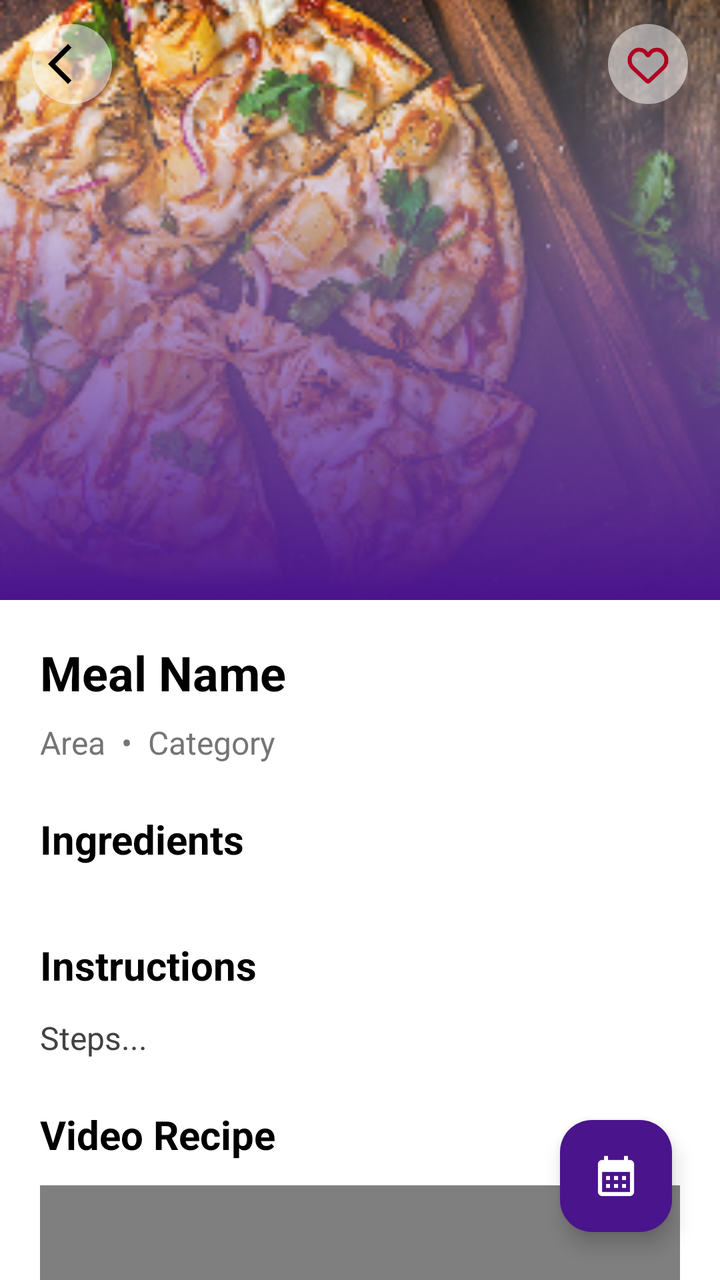
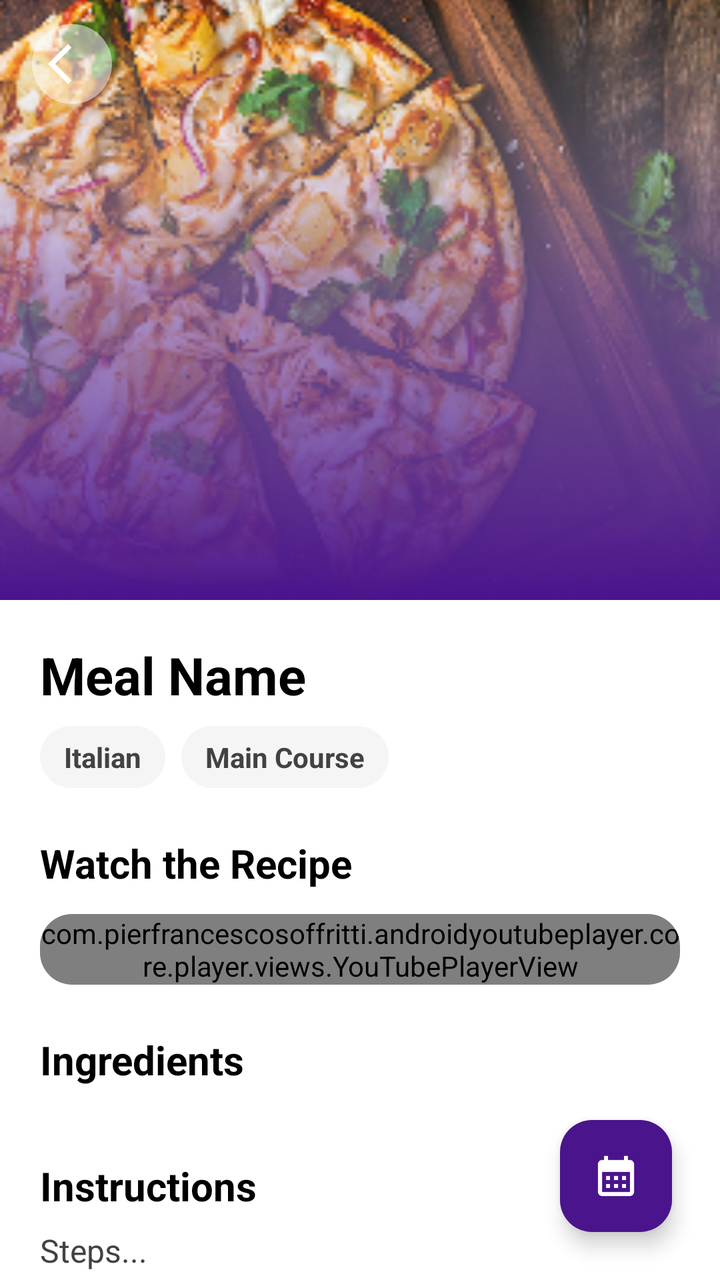

Screens rendered from an Android XML layout before and after an edit, with the pre-edit source and the edit as a unified diff.
<!-- AndroidManifest.xml: application theme Theme.FoodPlanner -->
<!-- res/layout/fragment_meal_details.xml -->
<?xml version="1.0" encoding="utf-8"?>
<androidx.coordinatorlayout.widget.CoordinatorLayout xmlns:android="http://schemas.android.com/apk/res/android"
    xmlns:app="http://schemas.android.com/apk/res-auto"
    xmlns:tools="http://schemas.android.com/tools"
    android:layout_width="match_parent"
    android:layout_height="match_parent"
    android:background="@color/white">

    <com.google.android.material.appbar.AppBarLayout
        android:id="@+id/appBar"
        android:layout_width="match_parent"
        android:layout_height="300dp"
        android:theme="@style/ThemeOverlay.AppCompat.Dark.ActionBar">

        <com.google.android.material.appbar.CollapsingToolbarLayout
            android:layout_width="match_parent"
            android:layout_height="match_parent"
            app:contentScrim="@color/purple_primary"
            app:layout_scrollFlags="scroll|exitUntilCollapsed">

            <ImageView
                android:id="@+id/detailMealImg"
                android:layout_width="match_parent"
                android:layout_height="match_parent"
                android:scaleType="centerCrop"
                android:src="@drawable/pizza_header"
                app:layout_collapseMode="parallax" />

            <androidx.appcompat.widget.Toolbar
                android:id="@+id/toolbar"
                android:layout_width="match_parent"
                android:layout_height="?attr/actionBarSize"
                android:background="@android:color/transparent"
                app:layout_collapseMode="pin">

                <androidx.constraintlayout.widget.ConstraintLayout
                    android:layout_width="match_parent"
                    android:layout_height="match_parent">

                    <ImageButton
                        android:id="@+id/btnBack"
                        android:layout_width="40dp"
                        android:layout_height="40dp"
                        android:background="@drawable/bg_circle_translucent"
                        android:contentDescription="Back"
                        android:src="@drawable/ic_arrow_back"
                        app:layout_constraintBottom_toBottomOf="parent"
                        app:layout_constraintStart_toStartOf="parent"
                        app:layout_constraintTop_toTopOf="parent"
                        app:tint="@color/black" />

                    <ImageButton
                        android:id="@+id/btnFavorite"
                        android:layout_width="40dp"
                        android:layout_height="40dp"
                        android:layout_marginEnd="16dp"
                        android:background="@drawable/bg_circle_translucent"
                        android:contentDescription="Add to Favorites"
                        android:src="@drawable/ic_favorite"
                        app:layout_constraintBottom_toBottomOf="parent"
                        app:layout_constraintEnd_toEndOf="parent"
                        app:layout_constraintTop_toTopOf="parent"
                        app:tint="@color/error_red" />

                </androidx.constraintlayout.widget.ConstraintLayout>
            </androidx.appcompat.widget.Toolbar>

        </com.google.android.material.appbar.CollapsingToolbarLayout>
    </com.google.android.material.appbar.AppBarLayout>

    <androidx.core.widget.NestedScrollView
        android:layout_width="match_parent"
        android:layout_height="match_parent"
        app:layout_behavior="@string/appbar_scrolling_view_behavior">

        <androidx.constraintlayout.widget.ConstraintLayout
            android:layout_width="match_parent"
            android:layout_height="wrap_content"
            android:padding="20dp"
            tools:ignore="WebViewLayout">

            <TextView
                android:id="@+id/tvMealTitle"
                android:layout_width="0dp"
                android:layout_height="wrap_content"
                android:text="Meal Name"
                android:textColor="@color/black"
                android:textSize="24sp"
                android:textStyle="bold"
                app:layout_constraintEnd_toEndOf="parent"
                app:layout_constraintStart_toStartOf="parent"
                app:layout_constraintTop_toTopOf="parent" />

            <TextView
                android:id="@+id/tvMealArea"
                android:layout_width="wrap_content"
                android:layout_height="wrap_content"
                android:layout_marginTop="8dp"
                android:text="Area  •  Category"
                android:textColor="#757575"
                android:textSize="16sp"
                app:layout_constraintStart_toStartOf="parent"
                app:layout_constraintTop_toBottomOf="@id/tvMealTitle" />

            <TextView
                android:id="@+id/lblIngredients"
                android:layout_width="wrap_content"
                android:layout_height="wrap_content"
                android:layout_marginTop="24dp"
                android:text="Ingredients"
                android:textColor="@color/black"
                android:textSize="20sp"
                android:textStyle="bold"
                app:layout_constraintStart_toStartOf="parent"
                app:layout_constraintTop_toBottomOf="@id/tvMealArea" />

            <androidx.recyclerview.widget.RecyclerView
                android:id="@+id/rvIngredients"
                android:layout_width="match_parent"
                android:layout_height="wrap_content"
                android:layout_marginTop="12dp"
                android:orientation="horizontal"
                app:layoutManager="androidx.recyclerview.widget.LinearLayoutManager"
                app:layout_constraintEnd_toEndOf="parent"
                app:layout_constraintStart_toStartOf="parent"
                app:layout_constraintTop_toBottomOf="@id/lblIngredients" />

            <TextView
                android:id="@+id/lblInstructions"
                android:layout_width="wrap_content"
                android:layout_height="wrap_content"
                android:layout_marginTop="24dp"
                android:text="Instructions"
                android:textColor="@color/black"
                android:textSize="20sp"
                android:textStyle="bold"
                app:layout_constraintStart_toStartOf="parent"
                app:layout_constraintTop_toBottomOf="@id/rvIngredients" />

            <TextView
                android:id="@+id/tvInstructions"
                android:layout_width="match_parent"
                android:layout_height="wrap_content"
                android:layout_marginTop="12dp"
                android:text="Steps..."
                android:textColor="#424242"
                android:textSize="16sp"
                app:layout_constraintEnd_toEndOf="parent"
                app:layout_constraintStart_toStartOf="parent"
                app:layout_constraintTop_toBottomOf="@id/lblInstructions" />

            <TextView
                android:id="@+id/lblVideo"
                android:layout_width="wrap_content"
                android:layout_height="wrap_content"
                android:layout_marginTop="24dp"
                android:text="Video Recipe"
                android:textColor="@color/black"
                android:textSize="20sp"
                android:textStyle="bold"
                app:layout_constraintTop_toBottomOf="@id/tvInstructions"
                app:layout_constraintStart_toStartOf="parent" />

            <WebView
                android:id="@+id/webViewVideo"
                android:layout_width="match_parent"
                android:layout_height="200dp"
                android:layout_marginTop="12dp"
                android:layout_marginBottom="80dp"
                android:background="@color/black"
                app:layout_constraintTop_toBottomOf="@id/lblVideo"
                app:layout_constraintStart_toStartOf="parent"
                app:layout_constraintEnd_toEndOf="parent"
                app:layout_constraintBottom_toBottomOf="parent"/>

        </androidx.constraintlayout.widget.ConstraintLayout>
    </androidx.core.widget.NestedScrollView>

    <com.google.android.material.floatingactionbutton.FloatingActionButton
        android:id="@+id/fabPlan"
        android:layout_width="wrap_content"
        android:layout_height="wrap_content"
        android:layout_gravity="bottom|end"
        android:layout_margin="24dp"
        android:contentDescription="Add to Plan"
        android:src="@drawable/ic_calendar"
        app:backgroundTint="@color/purple_primary"
        app:tint="@color/white" />

</androidx.coordinatorlayout.widget.CoordinatorLayout>
<!-- resources referenced by this layout -->
<resources>
  <color name="black">#000000</color>
  <color name="error_red">#B00020</color>
  <color name="purple_primary">#4A148C</color>
  <color name="white">#FFFFFF</color>
  <!-- drawable bg_circle_translucent (drawable) -->
  <?xml version="1.0" encoding="utf-8"?>
  <shape xmlns:android="http://schemas.android.com/apk/res/android"
      android:shape="oval">
      <solid android:color="#80FFFFFF" />
  </shape>
  <!-- drawable ic_arrow_back (drawable) -->
  <vector xmlns:android="http://schemas.android.com/apk/res/android" android:autoMirrored="true" android:height="24dp" android:tint="#000000" android:viewportHeight="960" android:viewportWidth="960" android:width="24dp">
        
      <path android:fillColor="@android:color/white" android:pathData="M400,880L0,480L400,80L471,151L142,480L471,809L400,880Z"/>
      
  </vector>
  <!-- drawable ic_calendar (drawable) -->
  <vector xmlns:android="http://schemas.android.com/apk/res/android" android:height="24dp" android:tint="#000000" android:viewportHeight="24" android:viewportWidth="24" android:width="24dp">
        
      <path android:fillColor="@android:color/white" android:pathData="M19,4h-1V2h-2v2H8V2H6v2H5C3.89,4 3.01,4.9 3.01,6L3,20c0,1.1 0.89,2 2,2h14c1.1,0 2,-0.9 2,-2V6C21,4.9 20.1,4 19,4zM19,20H5V10h14V20zM9,14H7v-2h2V14zM13,14h-2v-2h2V14zM17,14h-2v-2h2V14zM9,18H7v-2h2V18zM13,18h-2v-2h2V18zM17,18h-2v-2h2V18z"/>
      
  </vector>
  <!-- drawable ic_favorite (drawable) -->
  <vector xmlns:android="http://schemas.android.com/apk/res/android"
      android:width="24dp"
      android:height="24dp"
      android:viewportWidth="24"
      android:viewportHeight="24">
    <path
        android:pathData="M4.451,13.908L11.403,20.44C11.643,20.664 11.762,20.777 11.904,20.805C11.967,20.817 12.033,20.817 12.096,20.805C12.238,20.777 12.357,20.664 12.597,20.44L19.549,13.908C21.506,12.071 21.743,9.047 20.098,6.926L19.788,6.527C17.82,3.991 13.87,4.416 12.487,7.314C12.291,7.723 11.709,7.723 11.513,7.314C10.13,4.416 6.18,3.991 4.212,6.527L3.902,6.926C2.257,9.047 2.494,12.071 4.451,13.908Z"
        android:strokeWidth="2"
        android:fillColor="#00000000"
        android:strokeColor="#33363F"/>
  </vector>
  <!-- drawable pizza_header: png bitmap (drawable, 121856 bytes) -->
  <style name="Theme.FoodPlanner" parent="Theme.Material3.Light.NoActionBar">
          <item name="colorPrimary">@color/purple_primary</item>
          <item name="colorPrimaryVariant">@color/purple_variant</item>
          <item name="colorOnPrimary">@color/white</item>
  
          <item name="colorSecondary">@color/gold_accent</item>
          <item name="colorOnSecondary">@color/text_primary</item>
  
          <item name="android:windowBackground">@color/background_light</item>
          <item name="android:statusBarColor">@color/purple_primary</item>
      </style>
  <color name="purple_variant">#7B1FA2</color>
  <color name="gold_accent">#FFC107</color>
  <color name="text_primary">#212121</color>
  <color name="background_light">#FAFAFA</color>
</resources>

<!-- the commit's change to res/layout/fragment_meal_details.xml (unified diff, before → after) -->
@@ -30,41 +30,16 @@
                 android:id="@+id/toolbar"
                 android:layout_width="match_parent"
                 android:layout_height="?attr/actionBarSize"
-                android:background="@android:color/transparent"
                 app:layout_collapseMode="pin">
 
-                <androidx.constraintlayout.widget.ConstraintLayout
-                    android:layout_width="match_parent"
-                    android:layout_height="match_parent">
-
-                    <ImageButton
-                        android:id="@+id/btnBack"
-                        android:layout_width="40dp"
-                        android:layout_height="40dp"
-                        android:background="@drawable/bg_circle_translucent"
-                        android:contentDescription="Back"
-                        android:src="@drawable/ic_arrow_back"
-                        app:layout_constraintBottom_toBottomOf="parent"
-                        app:layout_constraintStart_toStartOf="parent"
-                        app:layout_constraintTop_toTopOf="parent"
-                        app:tint="@color/black" />
-
-                    <ImageButton
-                        android:id="@+id/btnFavorite"
-                        android:layout_width="40dp"
-                        android:layout_height="40dp"
-                        android:layout_marginEnd="16dp"
-                        android:background="@drawable/bg_circle_translucent"
-                        android:contentDescription="Add to Favorites"
-                        android:src="@drawable/ic_favorite"
-                        app:layout_constraintBottom_toBottomOf="parent"
-                        app:layout_constraintEnd_toEndOf="parent"
-                        app:layout_constraintTop_toTopOf="parent"
-                        app:tint="@color/error_red" />
-
-                </androidx.constraintlayout.widget.ConstraintLayout>
+                <ImageButton
+                    android:id="@+id/btnBack"
+                    android:layout_width="40dp"
+                    android:layout_height="40dp"
+                    android:background="@drawable/bg_circle_translucent"
+                    android:src="@drawable/ic_arrow_back"
+                    app:tint="@color/white" />
             </androidx.appcompat.widget.Toolbar>
-
         </com.google.android.material.appbar.CollapsingToolbarLayout>
     </com.google.android.material.appbar.AppBarLayout>
 
@@ -73,46 +48,82 @@
         android:layout_height="match_parent"
         app:layout_behavior="@string/appbar_scrolling_view_behavior">
 
-        <androidx.constraintlayout.widget.ConstraintLayout
+        <LinearLayout
             android:layout_width="match_parent"
             android:layout_height="wrap_content"
-            android:padding="20dp"
-            tools:ignore="WebViewLayout">
+            android:orientation="vertical"
+            android:padding="20dp">
 
             <TextView
                 android:id="@+id/tvMealTitle"
-                android:layout_width="0dp"
+                android:layout_width="match_parent"
                 android:layout_height="wrap_content"
                 android:text="Meal Name"
                 android:textColor="@color/black"
-                android:textSize="24sp"
-                android:textStyle="bold"
-                app:layout_constraintEnd_toEndOf="parent"
-                app:layout_constraintStart_toStartOf="parent"
-                app:layout_constraintTop_toTopOf="parent" />
+                android:textSize="26sp"
+                android:textStyle="bold" />
+
+            <LinearLayout
+                android:layout_width="match_parent"
+                android:layout_height="wrap_content"
+                android:layout_marginTop="8dp"
+                android:orientation="horizontal">
+
+                <TextView
+                    android:id="@+id/tvArea"
+                    android:layout_width="wrap_content"
+                    android:layout_height="wrap_content"
+                    android:layout_marginEnd="8dp"
+                    android:background="@drawable/bg_rounded_gray"
+                    android:paddingHorizontal="12dp"
+                    android:paddingVertical="6dp"
+                    android:text="Italian"
+                    android:textColor="#424242"
+                    android:textStyle="bold" />
+
+                <TextView
+                    android:id="@+id/tvCategory"
+                    android:layout_width="wrap_content"
+                    android:layout_height="wrap_content"
+                    android:background="@drawable/bg_rounded_gray"
+                    android:paddingHorizontal="12dp"
+                    android:paddingVertical="6dp"
+                    android:text="Main Course"
+                    android:textColor="#424242"
+                    android:textStyle="bold" />
+            </LinearLayout>
 
             <TextView
-                android:id="@+id/tvMealArea"
                 android:layout_width="wrap_content"
                 android:layout_height="wrap_content"
-                android:layout_marginTop="8dp"
-                android:text="Area  •  Category"
-                android:textColor="#757575"
-                android:textSize="16sp"
-                app:layout_constraintStart_toStartOf="parent"
-                app:layout_constraintTop_toBottomOf="@id/tvMealTitle" />
+                android:layout_marginTop="24dp"
+                android:text="Watch the Recipe"
+                android:textColor="@color/black"
+                android:textSize="20sp"
+                android:textStyle="bold" />
+
+            <androidx.cardview.widget.CardView
+                android:layout_width="match_parent"
+                android:layout_height="wrap_content"
+                android:layout_marginTop="12dp"
+                app:cardCornerRadius="16dp"
+                app:cardElevation="0dp">
+
+                <com.pierfrancescosoffritti.androidyoutubeplayer.core.player.views.YouTubePlayerView
+                    android:id="@+id/youtube_player_view"
+                    android:layout_width="match_parent"
+                    android:layout_height="wrap_content"
+                    app:enableAutomaticInitialization="false" />
+            </androidx.cardview.widget.CardView>
 
             <TextView
-                android:id="@+id/lblIngredients"
                 android:layout_width="wrap_content"
                 android:layout_height="wrap_content"
                 android:layout_marginTop="24dp"
                 android:text="Ingredients"
                 android:textColor="@color/black"
                 android:textSize="20sp"
-                android:textStyle="bold"
-                app:layout_constraintStart_toStartOf="parent"
-                app:layout_constraintTop_toBottomOf="@id/tvMealArea" />
+                android:textStyle="bold" />
 
             <androidx.recyclerview.widget.RecyclerView
                 android:id="@+id/rvIngredients"
@@ -120,60 +131,28 @@
                 android:layout_height="wrap_content"
                 android:layout_marginTop="12dp"
                 android:orientation="horizontal"
-                app:layoutManager="androidx.recyclerview.widget.LinearLayoutManager"
-                app:layout_constraintEnd_toEndOf="parent"
-                app:layout_constraintStart_toStartOf="parent"
-                app:layout_constraintTop_toBottomOf="@id/lblIngredients" />
+                app:layoutManager="androidx.recyclerview.widget.LinearLayoutManager" />
 
             <TextView
-                android:id="@+id/lblInstructions"
                 android:layout_width="wrap_content"
                 android:layout_height="wrap_content"
                 android:layout_marginTop="24dp"
                 android:text="Instructions"
                 android:textColor="@color/black"
                 android:textSize="20sp"
-                android:textStyle="bold"
-                app:layout_constraintStart_toStartOf="parent"
-                app:layout_constraintTop_toBottomOf="@id/rvIngredients" />
+                android:textStyle="bold" />
 
             <TextView
                 android:id="@+id/tvInstructions"
                 android:layout_width="match_parent"
                 android:layout_height="wrap_content"
-                android:layout_marginTop="12dp"
+                android:layout_marginTop="8dp"
+                android:lineSpacingExtra="4dp"
                 android:text="Steps..."
                 android:textColor="#424242"
-                android:textSize="16sp"
-                app:layout_constraintEnd_toEndOf="parent"
-                app:layout_constraintStart_toStartOf="parent"
-                app:layout_constraintTop_toBottomOf="@id/lblInstructions" />
+                android:textSize="16sp" />
 
-            <TextView
-                android:id="@+id/lblVideo"
-                android:layout_width="wrap_content"
-                android:layout_height="wrap_content"
-                android:layout_marginTop="24dp"
-                android:text="Video Recipe"
-                android:textColor="@color/black"
-                android:textSize="20sp"
-                android:textStyle="bold"
-                app:layout_constraintTop_toBottomOf="@id/tvInstructions"
-                app:layout_constraintStart_toStartOf="parent" />
-
-            <WebView
-                android:id="@+id/webViewVideo"
-                android:layout_width="match_parent"
-                android:layout_height="200dp"
-                android:layout_marginTop="12dp"
-                android:layout_marginBottom="80dp"
-                android:background="@color/black"
-                app:layout_constraintTop_toBottomOf="@id/lblVideo"
-                app:layout_constraintStart_toStartOf="parent"
-                app:layout_constraintEnd_toEndOf="parent"
-                app:layout_constraintBottom_toBottomOf="parent"/>
-
-        </androidx.constraintlayout.widget.ConstraintLayout>
+        </LinearLayout>
     </androidx.core.widget.NestedScrollView>
 
     <com.google.android.material.floatingactionbutton.FloatingActionButton
@@ -182,7 +161,6 @@
         android:layout_height="wrap_content"
         android:layout_gravity="bottom|end"
         android:layout_margin="24dp"
-        android:contentDescription="Add to Plan"
         android:src="@drawable/ic_calendar"
         app:backgroundTint="@color/purple_primary"
         app:tint="@color/white" />
<!-- resource entries referenced after the edit -->
@@ -1,7 +1,6 @@
 <!-- resources referenced by this layout -->
 <resources>
   <color name="black">#000000</color>
-  <color name="error_red">#B00020</color>
   <color name="purple_primary">#4A148C</color>
   <color name="white">#FFFFFF</color>
   <!-- drawable bg_circle_translucent (drawable) -->
@@ -9,6 +8,13 @@
   <shape xmlns:android="http://schemas.android.com/apk/res/android"
       android:shape="oval">
       <solid android:color="#80FFFFFF" />
+  </shape>
+  <!-- drawable bg_rounded_gray (drawable) -->
+  <?xml version="1.0" encoding="utf-8"?>
+  <shape xmlns:android="http://schemas.android.com/apk/res/android"
+      android:shape="rectangle">
+      <solid android:color="#F5F5F5"/>
+      <corners android:radius="50dp"/>
   </shape>
   <!-- drawable ic_arrow_back (drawable) -->
   <vector xmlns:android="http://schemas.android.com/apk/res/android" android:autoMirrored="true" android:height="24dp" android:tint="#000000" android:viewportHeight="960" android:viewportWidth="960" android:width="24dp">
@@ -21,18 +27,6 @@
         
       <path android:fillColor="@android:color/white" android:pathData="M19,4h-1V2h-2v2H8V2H6v2H5C3.89,4 3.01,4.9 3.01,6L3,20c0,1.1 0.89,2 2,2h14c1.1,0 2,-0.9 2,-2V6C21,4.9 20.1,4 19,4zM19,20H5V10h14V20zM9,14H7v-2h2V14zM13,14h-2v-2h2V14zM17,14h-2v-2h2V14zM9,18H7v-2h2V18zM13,18h-2v-2h2V18zM17,18h-2v-2h2V18z"/>
       
-  </vector>
-  <!-- drawable ic_favorite (drawable) -->
-  <vector xmlns:android="http://schemas.android.com/apk/res/android"
-      android:width="24dp"
-      android:height="24dp"
-      android:viewportWidth="24"
-      android:viewportHeight="24">
-    <path
-        android:pathData="M4.451,13.908L11.403,20.44C11.643,20.664 11.762,20.777 11.904,20.805C11.967,20.817 12.033,20.817 12.096,20.805C12.238,20.777 12.357,20.664 12.597,20.44L19.549,13.908C21.506,12.071 21.743,9.047 20.098,6.926L19.788,6.527C17.82,3.991 13.87,4.416 12.487,7.314C12.291,7.723 11.709,7.723 11.513,7.314C10.13,4.416 6.18,3.991 4.212,6.527L3.902,6.926C2.257,9.047 2.494,12.071 4.451,13.908Z"
-        android:strokeWidth="2"
-        android:fillColor="#00000000"
-        android:strokeColor="#33363F"/>
   </vector>
   <!-- drawable pizza_header: png bitmap (drawable, 121856 bytes) -->
   <style name="Theme.FoodPlanner" parent="Theme.Material3.Light.NoActionBar">
